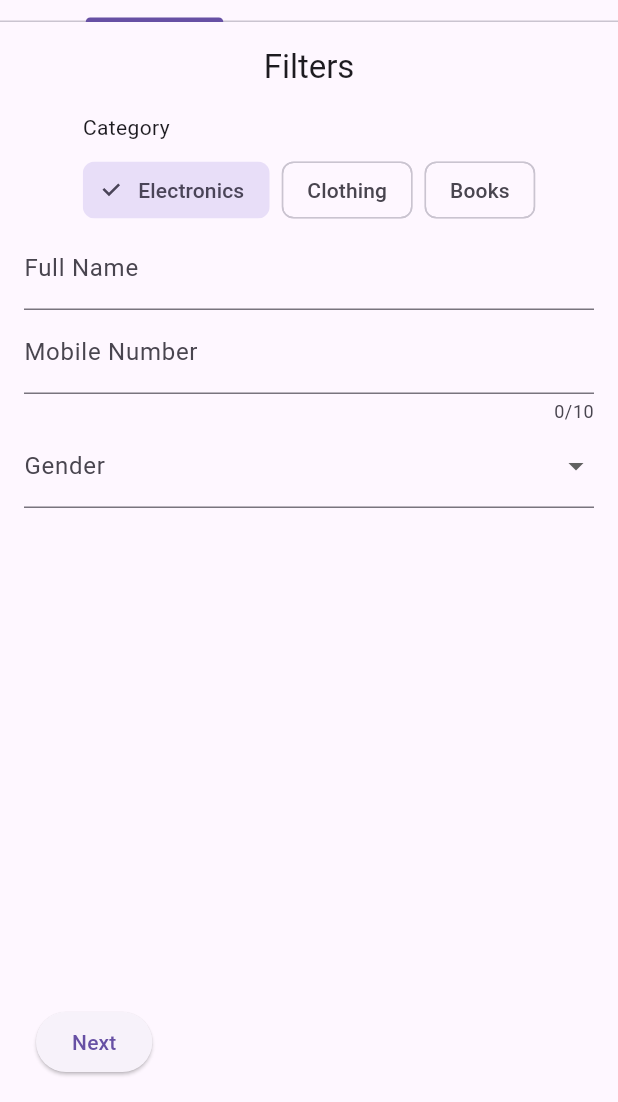
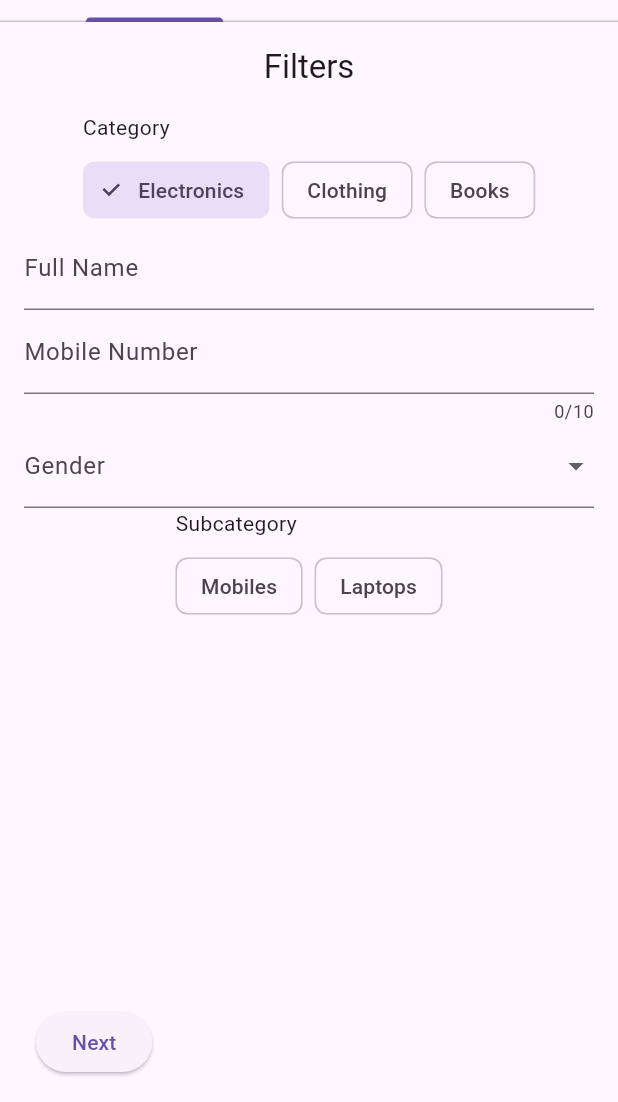
Before and after one commit to AkshayJayale/DynamicFormBuilder, a Flutter app: the screen it shows after launch, after a tap on "Electronics", on a phone screen of 412 x 824 dp, the part 134-1236 px from its top. Run offline on Flutter 3.47's test engine with Material 3 defaults, Android fonts, the phone set to English and light mode, and no system bars; our stand-ins replace file_picker, image_picker, signature; missing offline and left inert: flutter_pdfview.

Commit message:
Code comments updated

```diff
--- a/example/lib/main.dart
+++ b/example/lib/main.dart
@@ -3,8 +3,10 @@ import 'package:flutter/material.dart';
 import 'package:dynamic_ui_builder/src/widgets/field_factory.dart';
 import 'package:dynamic_ui_builder/src/models/form_field_config.dart';
 
+// Main entry point for the example app
 void main() => runApp(const MyApp());
 
+/// Root widget for the example app
 class MyApp extends StatelessWidget {
   const MyApp({super.key});
 
@@ -35,6 +37,7 @@ class MyApp extends StatelessWidget {
   }
 }
 
+/// Tab for the dynamic multi-step form
 class DynamicFormTab extends StatelessWidget {
   const DynamicFormTab({super.key});
 
@@ -57,6 +60,7 @@ class DynamicFormTab extends StatelessWidget {
   }
 }
 
+/// Tab for demonstrating single field validation
 class SingleFieldForm extends StatefulWidget {
   const SingleFieldForm({super.key});
 
@@ -64,6 +68,7 @@ class SingleFieldForm extends StatefulWidget {
   State<SingleFieldForm> createState() => _SingleFieldFormState();
 }
 
+/// State for SingleFieldForm, manages validation and submission
 class _SingleFieldFormState extends State<SingleFieldForm> {
   final _formKey = GlobalKey<FormState>();
   String? _fullName;
@@ -118,9 +123,10 @@ class _SingleFieldFormState extends State<SingleFieldForm> {
   }
 }
 
+// Example JSON config for the dynamic form, including filter fields
 final formJson = [
   {
-    "type": "filter",
+    "type": "filter", // Main category filter (independent)
     "label": "Category",
     "key": "category",
     "filterType": "independent",
@@ -166,7 +172,7 @@ final formJson = [
     "required": true
   },
   {
-    "type": "filter",
+    "type": "filter", // Subcategory filter (dependent on category)
     "label": "Subcategory",
     "key": "subcategory",
     "filterType": "dependent",
@@ -177,7 +183,7 @@ final formJson = [
       "Books": ["Fiction", "Non-fiction"]
     },
     "validation": {"required": true},
-    "step": 1,
+    "step": 0,
     "title": "Filters"
   },
   {
--- a/lib/src/form_builder.dart
+++ b/lib/src/form_builder.dart
@@ -3,6 +3,7 @@ import 'package:dynamic_ui_builder/src/widgets/field_factory.dart';
 import 'models/form_field_config.dart';
 import 'models/form_data_store.dart';
 
+/// Widget to build a dynamic multi-step form from a JSON config.
 class DynamicUiBuilder extends StatefulWidget {
   final List<Map<String, dynamic>> jsonConfig;
   final void Function(Map<String, dynamic> result)? onSubmit;
@@ -13,6 +14,7 @@ class DynamicUiBuilder extends StatefulWidget {
   State<DynamicUiBuilder> createState() => _DynamicUiBuilderState();
 }
 
+/// State for DynamicUiBuilder, manages form steps, navigation, and data.
 class _DynamicUiBuilderState extends State<DynamicUiBuilder> {
   final List<GlobalKey<FormState>> _formKeys = [];
   late final List<List<FormFieldConfig>> steps;
@@ -102,8 +104,7 @@ class _DynamicUiBuilderState extends State<DynamicUiBuilder> {
                                           .instance.data[field.dependsOn]
                                           .toString()
                                           .isEmpty))))
-                            FieldFactory.build(
-                                field, context,
+                            FieldFactory.build(field, context,
                                 onChanged: () => setState(() {})),
                       ],
                     ),
--- a/lib/src/models/form_data_store.dart
+++ b/lib/src/models/form_data_store.dart
@@ -1,3 +1,4 @@
+/// Singleton class to store and manage global form data for the app.
 class FormDataStore {
   static final FormDataStore _instance = FormDataStore._internal();
   factory FormDataStore() => _instance;
--- a/lib/src/models/form_field_config.dart
+++ b/lib/src/models/form_field_config.dart
@@ -1,3 +1,4 @@
+/// Model class representing the configuration for a dynamic form field.
 class FormFieldConfig {
   final String type;
   final String label;
--- a/pubspec.yaml
+++ b/pubspec.yaml
@@ -1,6 +1,6 @@
 name: dynamic_ui_builder
 description: A Flutter package to dynamically build multi-step forms from JSON.
-version: 1.0.3+9
+version: 1.0.3+10
 repository: https://github.com/AkshayJayale/DynamicFormBuilder.git
 
 environment:
```
Also changed, not shown: lib/src/widgets/field_factory.dart (+13 -1 lines), 3 other files.
